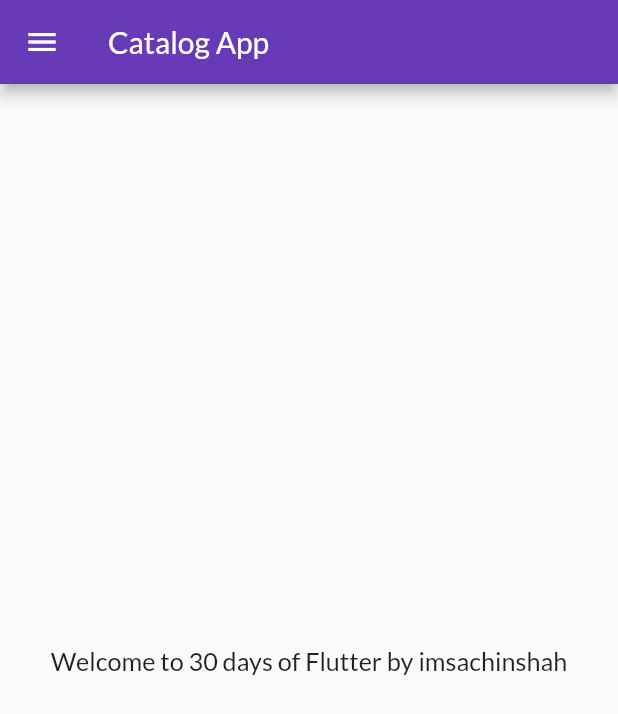
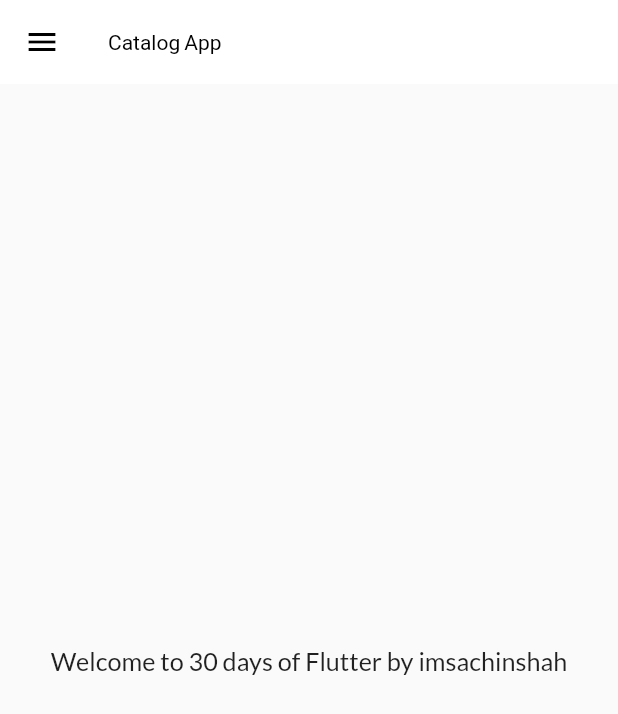
Before and after one commit to imsachinshah/catalog_app, a Flutter app: the screen it shows after launch, on a phone screen of 412 x 824 dp. Shown: the top 714 px of the screen. Run offline on Flutter 3.47's test engine with Material 2 defaults, Android fonts, the phone set to English and light mode, and no system bars; our stand-ins replace google_fonts.

Commit message:
Theme Extracted

```diff
--- a/lib/main.dart
+++ b/lib/main.dart
@@ -1,6 +1,7 @@
 import 'package:catalog_app/pages/home_page.dart';
 import 'package:catalog_app/pages/login_page.dart';
 import 'package:catalog_app/utils/routes.dart';
+import 'package:catalog_app/widgets/themes.dart';
 import 'package:flutter/material.dart';
 import 'package:google_fonts/google_fonts.dart';
 
@@ -17,12 +18,8 @@ class MyApp extends StatelessWidget {
       debugShowCheckedModeBanner: false,
       // home: HomePage(),
       themeMode: ThemeMode.light,
-      theme: ThemeData(
-        primarySwatch: Colors.deepPurple,
-        fontFamily: GoogleFonts.lato().fontFamily,
-        primaryTextTheme: GoogleFonts.latoTextTheme()
-      ),
-      darkTheme: ThemeData(brightness: Brightness.dark),
+      theme: MyTheme.lightTheme(context),
+      darkTheme: MyTheme.darkTheme(context),
       initialRoute: "/",
       routes: {
         "/": (context) => HomePage(),
--- /dev/null
+++ b/lib/widgets/themes.dart
@@ -0,0 +1,17 @@
+import 'package:flutter/material.dart';
+import 'package:google_fonts/google_fonts.dart';
+
+class MyTheme {
+  static ThemeData lightTheme(BuildContext context) => ThemeData(
+      appBarTheme: const AppBarTheme(
+          elevation: 0.0,
+          color: Colors.white,
+          titleTextStyle: TextStyle(color: Colors.black),
+          iconTheme: IconThemeData(color: Colors.black)),
+      primarySwatch: Colors.deepPurple,
+      fontFamily: GoogleFonts.lato().fontFamily,
+      primaryTextTheme: GoogleFonts.latoTextTheme());
+
+  static ThemeData darkTheme(BuildContext context) =>
+      ThemeData(brightness: Brightness.dark);
+}
```
Also changed, not shown: lib/pages/home_page.dart (+6 -1 lines).
